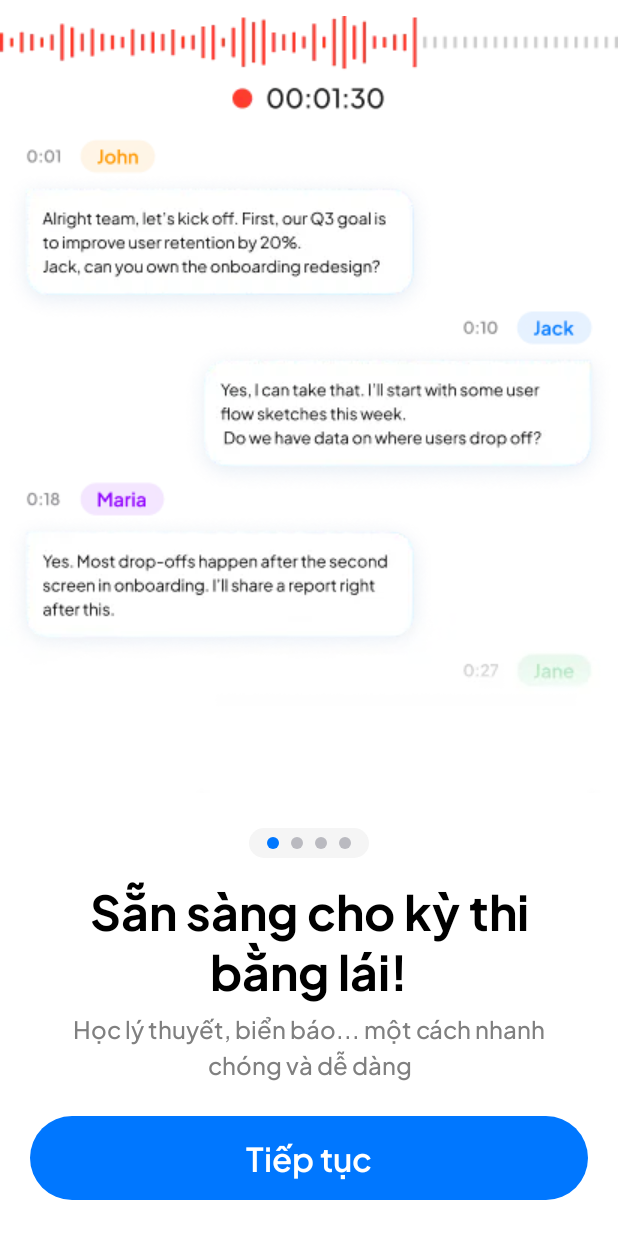
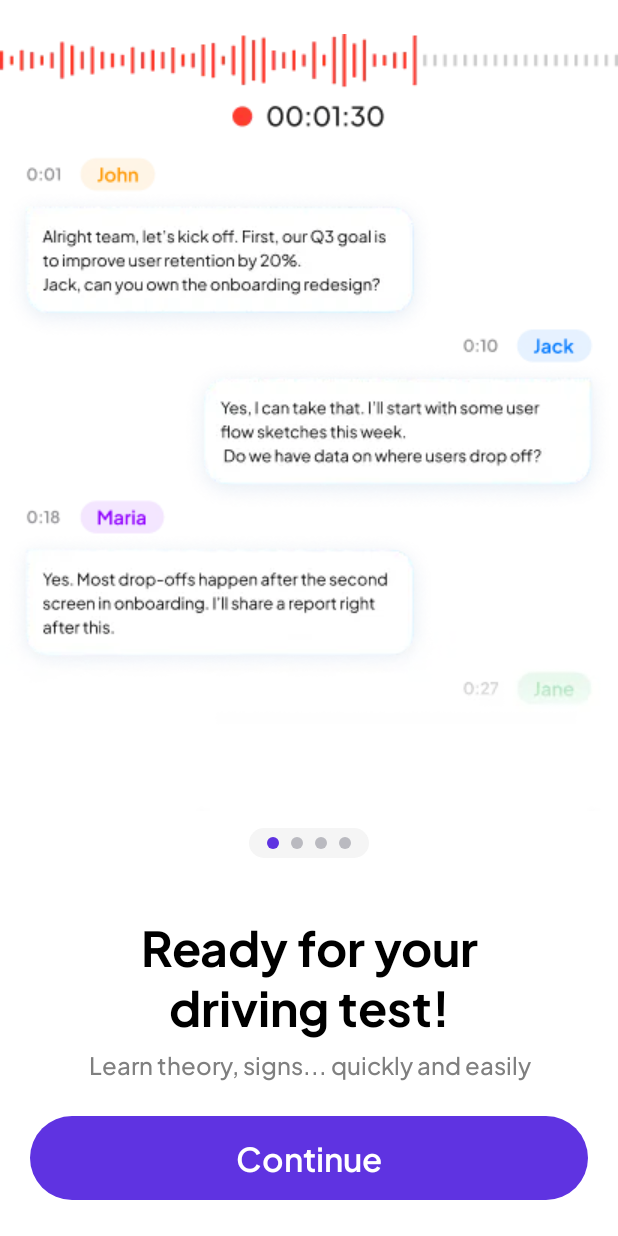
Before and after one commit to DinhNgocThe/GPLX-2025, an Android app built with Jetpack Compose: the @Preview function OnboardingScreenPreview, on a phone screen of 412 x 824 dp. Run offline under Robolectric (Android 15) with nearby library versions, the light colour scheme and no system bars.

Commit message:
setup main screen

```diff
--- a/app/src/main/java/com/utc/driverxy/di/appModule.kt
+++ b/app/src/main/java/com/utc/driverxy/di/appModule.kt
@@ -16,6 +16,7 @@ import com.utc.driverxy.data.remote.datasource.UserRemoteDataSourceImpl
 import com.utc.driverxy.data.repository.UserRepositoryImpl
 import com.utc.driverxy.domain.repository.UserRepository
 import com.utc.driverxy.domain.usecase.user.SaveUserUseCase
+import com.utc.driverxy.presentation.main.MainViewModel
 import com.utc.driverxy.presentation.onboarding.OnboardingViewModel
 import com.utc.driverxy.presentation.signin.SignInViewModel
 import com.utc.driverxy.presentation.splash.SplashViewModel
@@ -77,4 +78,5 @@ val appModule = module {
     viewModel { SplashViewModel(get(), get()) }
     viewModel { SignInViewModel(get(), get(), get()) }
     viewModel { OnboardingViewModel(get()) }
+    viewModel { MainViewModel() }
 }
--- a/app/src/main/java/com/utc/driverxy/presentation/components/button/ButtonWithIcon.kt
+++ b/app/src/main/java/com/utc/driverxy/presentation/components/button/ButtonWithIcon.kt
@@ -36,7 +36,7 @@ fun ButtonWithIcon(
     modifier: Modifier = Modifier,
     shape: Shape = DriverXyShapes.extraLarge,
     containerColor: Color = DriverXyColors.BackGround.BackgroundPrimary,
-    text: String = stringResource(R.string.signin_with_google),
+    text: String = stringResource(R.string.sign_in_with_google),
     style: TextStyle = DriverXyTypography.Title.Medium.SemiBold.copy(
         color = DriverXyColors.Text.TextPrimary
     ),
--- a/app/src/main/java/com/utc/driverxy/presentation/onboarding/OnboardingScreen.kt
+++ b/app/src/main/java/com/utc/driverxy/presentation/onboarding/OnboardingScreen.kt
@@ -1,12 +1,10 @@
 package com.utc.driverxy.presentation.onboarding
 
-import android.widget.Toast
 import androidx.compose.foundation.Image
 import androidx.compose.foundation.background
 import androidx.compose.foundation.layout.Arrangement
 import androidx.compose.foundation.layout.Box
 import androidx.compose.foundation.layout.Column
-import androidx.compose.foundation.layout.PaddingValues
 import androidx.compose.foundation.layout.Row
 import androidx.compose.foundation.layout.Spacer
 import androidx.compose.foundation.layout.fillMaxSize
@@ -15,8 +13,10 @@ import androidx.compose.foundation.layout.height
 import androidx.compose.foundation.layout.heightIn
 import androidx.compose.foundation.layout.padding
 import androidx.compose.foundation.layout.size
+import androidx.compose.foundation.layout.statusBarsPadding
 import androidx.compose.foundation.layout.width
 import androidx.compose.foundation.pager.HorizontalPager
+import androidx.compose.foundation.pager.PagerState
 import androidx.compose.foundation.pager.rememberPagerState
 import androidx.compose.foundation.shape.CircleShape
 import androidx.compose.foundation.shape.RoundedCornerShape
@@ -36,7 +36,8 @@ import androidx.compose.ui.tooling.preview.Preview
 import androidx.compose.ui.unit.dp
 import com.utc.driverxy.R
 import com.utc.driverxy.presentation.components.button.DriverXyButton
-import com.utc.driverxy.presentation.signin.SignInEvent
+import com.utc.driverxy.presentation.onboarding.model.OnboardingPage
+import com.utc.driverxy.presentation.onboarding.model.getOnboardingPages
 import com.utc.driverxy.presentation.theme.DriverXyColors
 import com.utc.driverxy.presentation.theme.DriverXyTypography
 import kotlinx.coroutines.flow.collectLatest
@@ -45,11 +46,9 @@ import org.koin.androidx.compose.koinViewModel
 
 @Composable
 fun OnboardingScreen(
-    innerPadding: PaddingValues,
     navigateToSignIn: () -> Unit,
     viewModel: OnboardingViewModel = koinViewModel()
 ) {
-    val scope = rememberCoroutineScope()
     val pages = getOnboardingPages()
     val pagerState = rememberPagerState(pageCount = { pages.size })
 
@@ -61,11 +60,26 @@ fun OnboardingScreen(
         }
     }
 
+    OnboardingContent(
+        pages = pages,
+        pagerState = pagerState,
+        onIntent = viewModel::processIntent
+    )
+}
+
+@Composable
+fun OnboardingContent(
+    pages: List<OnboardingPage>,
+    pagerState: PagerState,
+    onIntent: (OnboardingIntent) -> Unit
+) {
+    val scope = rememberCoroutineScope()
+
     Column(
         modifier = Modifier
             .fillMaxSize()
-            .background(DriverXyColors.BackGround.BackgroundPrimary)
-            .padding(top = innerPadding.calculateTopPadding()),
+            .statusBarsPadding()
+            .background(DriverXyColors.BackGround.BackgroundPrimary),
         verticalArrangement = Arrangement.SpaceBetween,
         horizontalAlignment = Alignment.CenterHorizontally
     ) {
@@ -153,7 +167,7 @@ fun OnboardingScreen(
                         pagerState.animateScrollToPage(pagerState.currentPage + 1)
                     }
                 } else {
-                    viewModel.processIntent(OnboardingIntent.NavigateToSignIn)
+                    onIntent(OnboardingIntent.NavigateToSignIn)
                 }
             },
             modifier = Modifier
@@ -170,42 +184,14 @@ fun OnboardingScreen(
     }
 }
 
-data class OnboardingPage(
-    val title: Int,
-    val description: Int,
-    val imageResource: Int
-)
-
-fun getOnboardingPages(): List<OnboardingPage> {
-    return listOf(
-        OnboardingPage(
-            title = R.string.onboarding_title_1,
-            description = R.string.onboarding_descripton_1,
-            imageResource = R.drawable.img_onboarding_1
-        ),
-        OnboardingPage(
-            title = R.string.onboarding_title_2,
-            description = R.string.onboarding_descripton_2,
-            imageResource = R.drawable.img_onboarding_2
-        ),
-        OnboardingPage(
-            title = R.string.onboarding_title_3,
-            description = R.string.onboarding_descripton_3,
-            imageResource = R.drawable.img_onboarding_3
-        ),
-        OnboardingPage(
-            title = R.string.onboarding_title_4,
-            description = R.string.onboarding_descripton_4,
-            imageResource = R.drawable.img_onboarding_4
-        ),
-    )
-}
-
 @Preview(showBackground = true)
 @Composable
 private fun OnboardingScreenPreview() {
-    OnboardingScreen(
-        innerPadding = PaddingValues(),
-        navigateToSignIn = {}
+    val pages = getOnboardingPages()
+    val pagerState = rememberPagerState(pageCount = { pages.size })
+    OnboardingContent(
+        pages = pages,
+        pagerState = pagerState,
+        onIntent = { }
     )
 }
--- a/app/src/main/java/com/utc/driverxy/presentation/onboarding/WelcomeScreen.kt
+++ b/app/src/main/java/com/utc/driverxy/presentation/onboarding/WelcomeScreen.kt
@@ -30,14 +30,12 @@ import com.utc.driverxy.presentation.theme.DriverXyTypography
 
 @Composable
 fun WelcomeScreen(
-    innerPadding: PaddingValues,
     navigateToOnboarding: () -> Unit,
 ) {
     Column(
         modifier = Modifier
             .fillMaxSize()
             .background(DriverXyColors.BackGround.BackgroundPrimary)
-            .padding(top = innerPadding.calculateTopPadding())
     ) {
         Column(
             modifier = Modifier
@@ -105,7 +103,6 @@ fun WelcomeScreen(
 @Composable
 private fun WelcomeScreenPreview() {
     WelcomeScreen(
-        innerPadding = PaddingValues(),
         navigateToOnboarding = {}
     )
 }
--- /dev/null
+++ b/app/src/main/java/com/utc/driverxy/presentation/onboarding/model/OnboardingPage.kt
@@ -0,0 +1,34 @@
+package com.utc.driverxy.presentation.onboarding.model
+
+import com.utc.driverxy.R
+
+data class OnboardingPage(
+    val title: Int,
+    val description: Int,
+    val imageResource: Int
+)
+
+fun getOnboardingPages(): List<OnboardingPage> {
+    return listOf(
+        OnboardingPage(
+            title = R.string.onboarding_title_1,
+            description = R.string.onboarding_description_1,
+            imageResource = R.drawable.img_onboarding_1
+        ),
+        OnboardingPage(
+            title = R.string.onboarding_title_2,
+            description = R.string.onboarding_description_2,
+            imageResource = R.drawable.img_onboarding_2
+        ),
+        OnboardingPage(
+            title = R.string.onboarding_title_3,
+            description = R.string.onboarding_description_3,
+            imageResource = R.drawable.img_onboarding_3
+        ),
+        OnboardingPage(
+            title = R.string.onboarding_title_4,
+            description = R.string.onboarding_description_4,
+            imageResource = R.drawable.img_onboarding_4
+        )
+    )
+}
--- a/app/src/main/java/com/utc/driverxy/presentation/theme/DriverXyColors.kt
+++ b/app/src/main/java/com/utc/driverxy/presentation/theme/DriverXyColors.kt
@@ -10,13 +10,13 @@ object DriverXyColors {
     val Green = Color(0xFF34C759)
 
     object Primary {
-        val Primary1 = Color(0xFF0077FF)
+        val Primary1 = Color(0xFF5F33E1)
         val Primary1Opacity = Color(0xFFEBF5FF)
     }
 
     object BackGround {
         val BackgroundPrimary = White
-        val BackgroundSecondary = Color(0xFFFAFAFA)
+        val BackgroundSecondary = Color(0xFFEEE9FF)
         val BackgroundOnboardingDots = Color(0xFFF5F5F5)
         val BackgroundTertiary = Color(0x70F2F2F7)
         val BackgroundTrashBottom = Color(0xFFD9EBFF)
--- a/app/src/main/res/values/strings.xml
+++ b/app/src/main/res/values/strings.xml
@@ -1,30 +1,32 @@
 <resources>
-    <string name="app_name">DriverXy</string>
+    <string name="app_name" translatable="false">DriverXy</string>
     <string name="login_title">Login here</string>
-    <string name="login_description">Welcome back you’ve\nbeen missed!</string>
 
     <!--Welcome-->
-    <string name="welcome_title">Chào mừng</string>
-    <string name="welcome_description">Hãy dừng viêc ôn thi bằng lái mù quáng.\nHãy để DriverXy giúp bạn!</string>
-    <string name="get_started">Bắt đầu</string>
+    <string name="welcome_title">Welcome</string>
+    <string name="welcome_description">Stop blindly studying for your driving test. Let DriverXy help you!</string>
+    <string name="get_started">Get started</string>
 
     <!--web client ID-->
-    <string name="default_web_client_id">762646211540-b3dv6acsfgcs7ev2dki8pb4ek8ieco03.apps.googleusercontent.com</string>
+    <string name="default_web_client_id" translatable="false">762646211540-b3dv6acsfgcs7ev2dki8pb4ek8ieco03.apps.googleusercontent.com</string>
 
     <!--Onboarding-->
-    <string name="onboarding_title_1">Sẵn sàng cho kỳ thi bằng lái!</string>
-    <string name="onboarding_title_2">Ôn tập theo bộ đề chính thức</string>
-    <string name="onboarding_title_3">Học theo từng chủ đề bạn muốn</string>
-    <string name="onboarding_title_4">Nắm rõ quá trình học tập</string>
-    <string name="onboarding_descripton_1">Học lý thuyết, biển báo... một cách nhanh chóng và dễ dàng</string>
-    <string name="onboarding_descripton_2">Tất cả câu hỏi được cập nhật mới nhất từ Bộ Giao Thông Vận Tải</string>
-    <string name="onboarding_descripton_3">Chia nhỏ kiến thức, luyện tập dễ dàng và ghi nhớ lâu hơn mà không bị quá tải</string>
-    <string name="onboarding_descripton_4">Theo dõi số câu đúng, điểm số và tiến bộ mỗi ngày</string>
-    <string name="button_continue">Tiếp tục</string>
+    <string name="onboarding_title_1">Ready for your driving test!</string>
+    <string name="onboarding_title_2">Review according to the official set of questions</string>
+    <string name="onboarding_title_3">Learn by topic you want</string>
+    <string name="onboarding_title_4">Understand the learning process</string>
+    <string name="onboarding_description_1">Learn theory, signs... quickly and easily</string>
+    <string name="onboarding_description_2">All questions are updated from the Ministry of Transport</string>
+    <string name="onboarding_description_3">Break down knowledge, practice easily and remember longer without overloading</string>
+    <string name="onboarding_description_4">Theo dõi số câu đúng, điểm số và tiến bộ mỗi ngày</string>
+    <string name="button_continue">Continue</string>
 
     <!--SignIn-->
-    <string name="signin_title">Bắt đầu thôi! Chúng tôi sẽ giúp bạn học lái xe hiệu quả từng bước.</string>
-    <string name="signin_with_google">Đăng nhập với Google</string>
-    <string name="signin_without_login">Tiếp tục mà không cần đăng nhập</string>
-    <string name="signin_login_error">Đăng nhập thất bại. Vui lòng thử lại!</string>
+    <string name="sign_in_title">Let\'s get started! We\'ll help you learn to drive effectively step by step.</string>
+    <string name="sign_in_with_google">Sign in with Google</string>
+    <string name="sign_in_without_login">Continue without login</string>
+    <string name="sign_in_login_error">Login failed. Please try again!</string>
+    <string name="home" translatable="false">Home</string>
+    <string name="practice">Practice</string>
+    <string name="exam">Exam</string>
 </resources>
```
Also changed, not shown: app/src/main/java/com/utc/driverxy/navigation/NavRoutes.kt (+1 -13 lines), app/src/main/java/com/utc/driverxy/presentation/exam/ExamScreen.kt (added, +26 -0 lines), app/src/main/java/com/utc/driverxy/presentation/home/HomeScreen.kt (added, +26 -0 lines), app/src/main/java/com/utc/driverxy/presentation/main/MainContract.kt (added, +18 -0 lines), app/src/main/java/com/utc/driverxy/presentation/main/MainScreen.kt (+57 -10 lines), app/src/main/java/com/utc/driverxy/presentation/main/MainViewModel.kt (added, +24 -0 lines), app/src/main/java/com/utc/driverxy/presentation/main/components/BottomNavBar.kt (added, +87 -0 lines), app/src/main/java/com/utc/driverxy/presentation/main/model/MainTab.kt (added, +9 -0 lines), app/src/main/java/com/utc/driverxy/presentation/practice/PracticeScreen.kt (added, +26 -0 lines), app/src/main/java/com/utc/driverxy/presentation/signin/SignInScreen.kt (+7 -12 lines), app/src/main/java/com/utc/driverxy/utils/ext/Constant.kt (added, +9 -0 lines), app/src/main/java/com/utc/driverxy/utils/ext/NavKeyExt.kt (added, +9 -0 lines), app/src/main/res/drawable/ic_tab_home.xml (added, +9 -0 lines), 1 other file.
